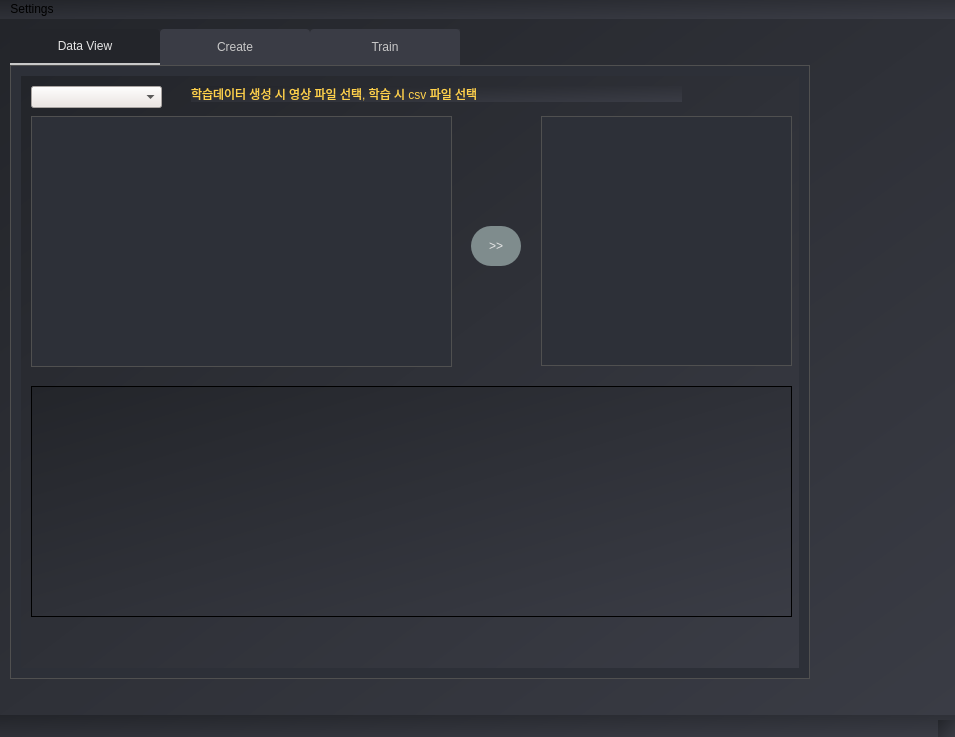
Above: AiFileDetector_2024/UI_Design/new.ui from jamemanionda/AiFileDetector_2024 before the change. Below: the same form after it.
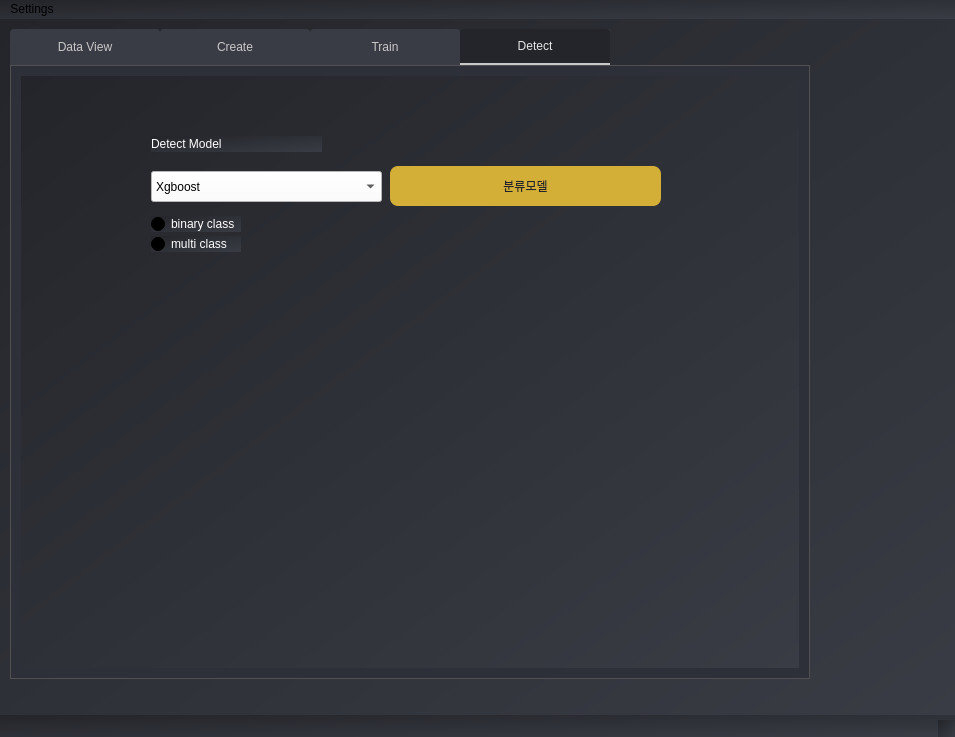
That is the form after the change. The open tabs and pages were chosen to show the change.

Commit message: 1016은지 - 개별 버튼 오류수정

```diff
--- a/AiFileDetector_2024/UI_Design/new.ui
+++ b/AiFileDetector_2024/UI_Design/new.ui
@@ -687,6 +687,141 @@
       </property>
      </widget>
     </widget>
+    <widget class="QWidget" name="tab_2">
+     <attribute name="title">
+      <string>Detect</string>
+     </attribute>
+     <widget class="QComboBox" name="model_combo_2">
+      <property name="geometry">
+       <rect>
+        <x>130</x>
+        <y>95</y>
+        <width>231</width>
+        <height>31</height>
+       </rect>
+      </property>
+      <property name="styleSheet">
+       <string notr="true">background-color: rgb(255, 255, 255);
+font: 9pt &quot;Helvetica&quot;;</string>
+      </property>
+      <item>
+       <property name="text">
+        <string>Xgboost</string>
+       </property>
+      </item>
+      <item>
+       <property name="text">
+        <string>LSTM</string>
+       </property>
+      </item>
+      <item>
+       <property name="text">
+        <string>Random forest</string>
+       </property>
+      </item>
+      <item>
+       <property name="text">
+        <string>LightGBM</string>
+       </property>
+      </item>
+      <item>
+       <property name="text">
+        <string>Linear</string>
+       </property>
+      </item>
+      <item>
+       <property name="text">
+        <string>KNN</string>
+       </property>
+      </item>
+     </widget>
+     <widget class="QPushButton" name="class_train_2">
+      <property name="geometry">
+       <rect>
+        <x>369</x>
+        <y>90</y>
+        <width>271</width>
+        <height>40</height>
+       </rect>
+      </property>
+      <property name="styleSheet">
+       <string notr="true">
+QPushButton {
+  background-color: rgb(212, 175, 55);  /* Gold color */
+  color: rgb(35, 37, 42);
+  font: bold 10pt &quot;Playfair Display&quot;;
+  border-radius: 8px;
+  padding: 10px;
+}
+
+QPushButton:hover {
+  background-color: rgb(183, 149, 11);
+}
+
+QPushButton:pressed {
+  background-color: rgb(212, 175, 55);
+  border: 1px solid rgb(160, 130, 0);
+}
+</string>
+      </property>
+      <property name="text">
+       <string>분류모델</string>
+      </property>
+     </widget>
+     <widget class="QLabel" name="label_5">
+      <property name="geometry">
+       <rect>
+        <x>130</x>
+        <y>60</y>
+        <width>171</width>
+        <height>16</height>
+       </rect>
+      </property>
+      <property name="styleSheet">
+       <string notr="true">font: 16pt &quot;Arial&quot;;
+color: rgb(255, 255, 255);</string>
+      </property>
+      <property name="text">
+       <string>Detect Model</string>
+      </property>
+     </widget>
+     <widget class="QRadioButton" name="binButton_2">
+      <property name="geometry">
+       <rect>
+        <x>130</x>
+        <y>140</y>
+        <width>90</width>
+        <height>16</height>
+       </rect>
+      </property>
+      <property name="styleSheet">
+       <string notr="true">font: 10pt &quot;Helvetica&quot;;
+style: bold;
+color: rgb(255, 255, 255);</string>
+      </property>
+      <property name="text">
+       <string>binary class</string>
+      </property>
+     </widget>
+     <widget class="QRadioButton" name="mulButton_2">
+      <property name="geometry">
+       <rect>
+        <x>130</x>
+        <y>160</y>
+        <width>90</width>
+        <height>16</height>
+       </rect>
+      </property>
+      <property name="styleSheet">
+       <string notr="true">font: 10pt &quot;Helvetica&quot;;
+style: bold;
+color: rgb(255, 255, 255);</string>
+      </property>
+      <property name="text">
+       <string>multi class</string>
+      </property>
+     </widget>
+    </widget>
    </widget>
   </widget>
   <widget class="QMenuBar" name="menubar">
```
The commit also changes 1 other file.
